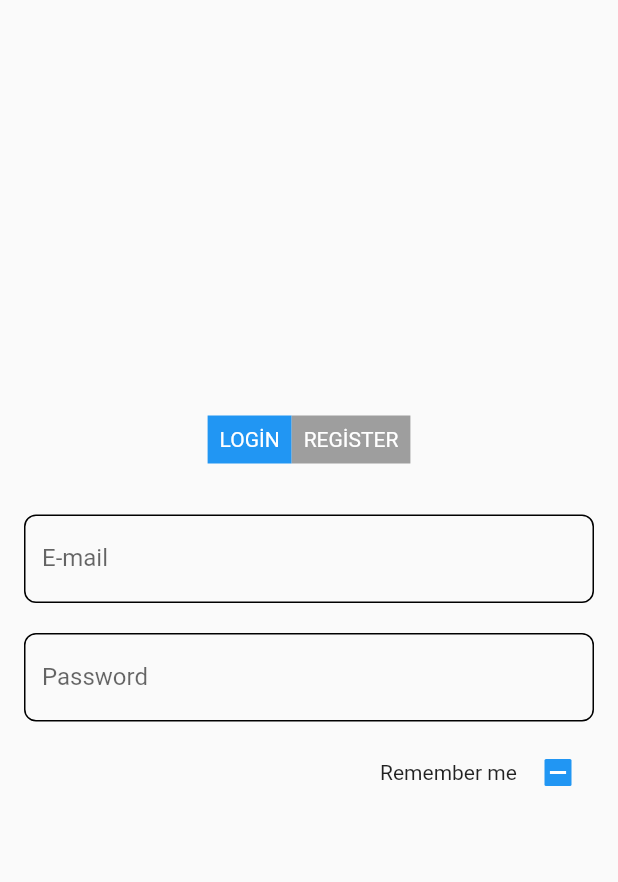
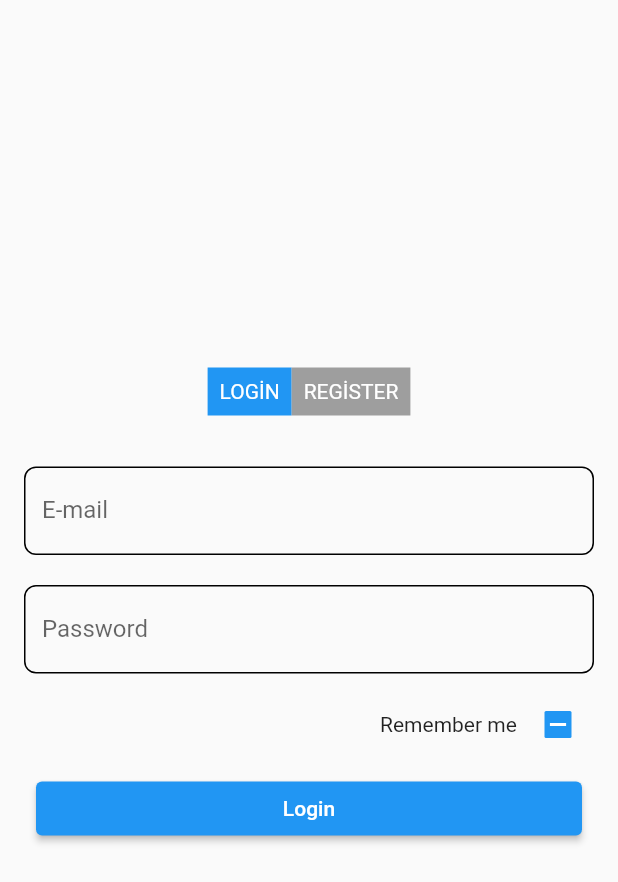
Before and after one commit to volkanustekidag/product_catalog_app, a Flutter app: the screen it shows after launch, on a phone screen of 412 x 824 dp. Shown: the top 882 px of the screen. Run offline on Flutter 3.47's test engine with Material 2 defaults, Android fonts, the phone set to English and light mode, and no system bars; our stand-ins replace equatable, mask_text_input_formatter, shared_preferences; statements that could not run were skipped.

Commit message:
Add controller and button in login & register view

```diff
--- a/lib/feature/auth/presentation/widgets/login.dart
+++ b/lib/feature/auth/presentation/widgets/login.dart
@@ -1,29 +1,57 @@
 import 'package:flutter/material.dart';
+import 'package:product_catalog_app/feature/auth/presentation/data/repositories/user_repositories.dart';
+import 'package:product_catalog_app/feature/auth/presentation/provider/check_box_provider.dart';
 import 'package:product_catalog_app/feature/auth/presentation/utils/validations.dart';
+import 'package:product_catalog_app/feature/auth/presentation/widgets/auth_button.dart';
 import 'package:product_catalog_app/feature/auth/presentation/widgets/remember_me_check_box.dart';
 import 'package:product_catalog_app/feature/auth/presentation/widgets/textfieldform.dart';
+import 'package:provider/provider.dart';
 
 class Login extends StatelessWidget {
-  const Login({
+  Login({
     Key? key,
   }) : super(key: key);
 
+  final GlobalKey<FormState> _formKey = GlobalKey<FormState>();
+  final TextEditingController textEditingControllerEmail =
+      TextEditingController();
+  final TextEditingController textEditingControllerPassword =
+      TextEditingController();
+
   @override
   Widget build(BuildContext context) {
-    return Padding(
+    print(context.widget.toString());
+
+    return Form(
+      key: _formKey,
+      child: Padding(
         padding: const EdgeInsets.all(16.0),
         child: Column(
           children: [
             TextFieldForm(
               label: "E-mail",
               validation: Validations().validationEmail,
+              textEditingController: textEditingControllerEmail,
             ),
             TextFieldForm(
               label: "Password",
               validation: Validations().validationPassword,
+              textEditingController: textEditingControllerPassword,
             ),
-          RememberMeCheckBox()
+            const RememberMeCheckBox(),
+            AuthButton(
+              title: "Login",
+              onPressed: () => _formKey.currentState!.validate()
+                  ? UserRepository(context: context).userLogin(
+                      textEditingControllerEmail.value.text,
+                      textEditingControllerPassword.value.text,
+                      Provider.of<CheckBoxProvider>(context, listen: false)
+                          .rememberMe,
+                    )
+                  : null,
+            )
           ],
+        ),
       ),
     );
   }
```
Also changed, not shown: lib/feature/auth/presentation/widgets/register.dart (+30 -5 lines). Lines whose indentation alone changed are shown as unchanged.
